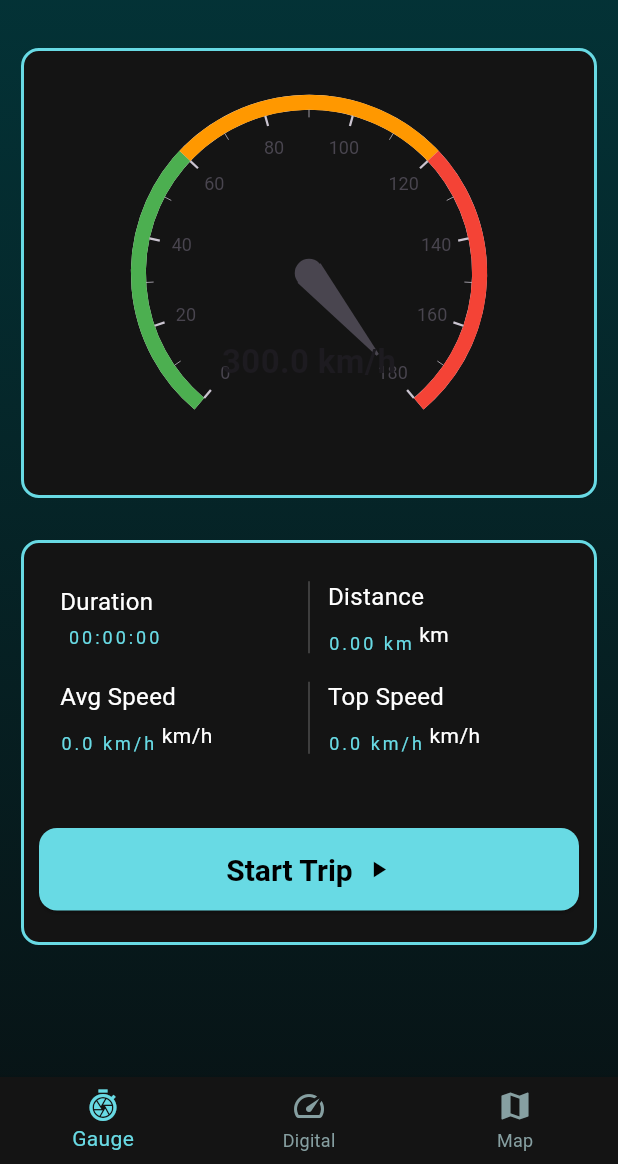
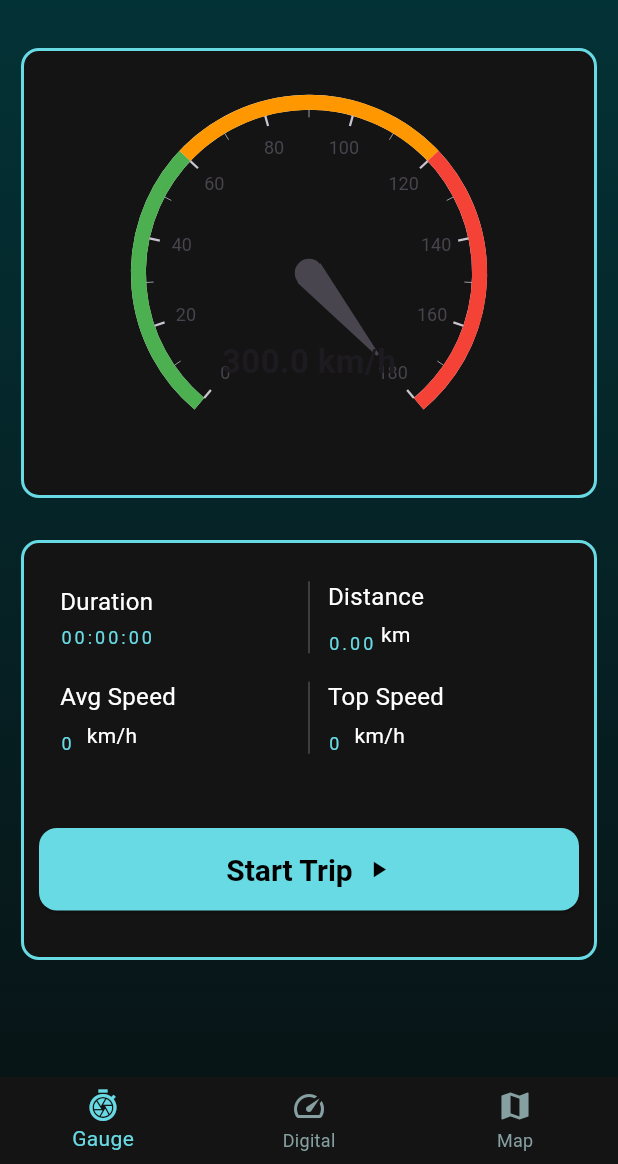
Before and after one commit to Ismailakram300/speedo_meter, a Flutter app: the screen it shows after launch, item 2 of the bottom bar chosen, on a phone screen of 412 x 824 dp, the part 72-1236 px from its top. Run offline on Flutter 3.47's test engine with Material 3 defaults, Android fonts, the phone set to English and light mode, and no system bars; drawn by our look-alikes of syncfusion_flutter_gauges; our stand-ins replace audioplayers, carousel_slider, geocoding, geolocator, google_maps_flutter, permission_handler and 4 more; accounts and stored records are empty; Roboto replaces fonts that are missing (Digital).

Commit message:
Commit Message

```diff
--- a/lib/gauge_meter.dart
+++ b/lib/gauge_meter.dart
@@ -335,7 +335,7 @@ class _SpeedometerScreenState extends State<SpeedometerScreen> {
             Padding(
               padding: const EdgeInsets.all(14),
               child: Container(
-                height: 270,
+                height: 280,
                 decoration: BoxDecoration(
                   borderRadius: BorderRadius.circular(12),
                   color: Color(0xff141414),
@@ -348,25 +348,9 @@ class _SpeedometerScreenState extends State<SpeedometerScreen> {
                   children: [
                     Column(
                       children: [
-                        TripStatsCard(duration:' ${formatDuration(tracker.elapsedTime)}', distance:  '${DistanceTracker().totalKm.toStringAsFixed(2)} km', avgSpeed: '${DistanceTracker().averageSpeed.toStringAsFixed(1)} km/h', topSpeed: '${DistanceTracker().topSpeed.toStringAsFixed(1)} km/h'),
-                        // StatRow(
-                        //   title1: 'Distance',
-                        //   value1:
-                        //       '${DistanceTracker().totalKm.toStringAsFixed(2)} km',
-                        //   title2: 'Top Speed',
-                        //   value2:
-                        //       '${DistanceTracker().topSpeed.toStringAsFixed(1)} km/h',
-                        // ),
-                        // StatRow(
-                        //   title1: 'Avg Speed',
-                        //   value1:
-                        //       '${DistanceTracker().averageSpeed.toStringAsFixed(1)} km/h',
-                        //   title2: 'Duration',
-                        //   value2: 'Time: ${formatDuration(tracker.elapsedTime)}',
-                        // ),
+                        TripStatsCard(duration:'${formatDuration(tracker.elapsedTime)}', distance:  '${DistanceTracker().totalKm.toStringAsFixed(2)}', avgSpeed: '${DistanceTracker().averageSpeed.toStringAsFixed(0)} ', topSpeed: '${DistanceTracker().topSpeed.toStringAsFixed(0)} '),
                       ],
                     ),
-
                     Padding(
                       padding: const EdgeInsets.fromLTRB(10,0,10,10),
                       child: TrackingControls(
```
